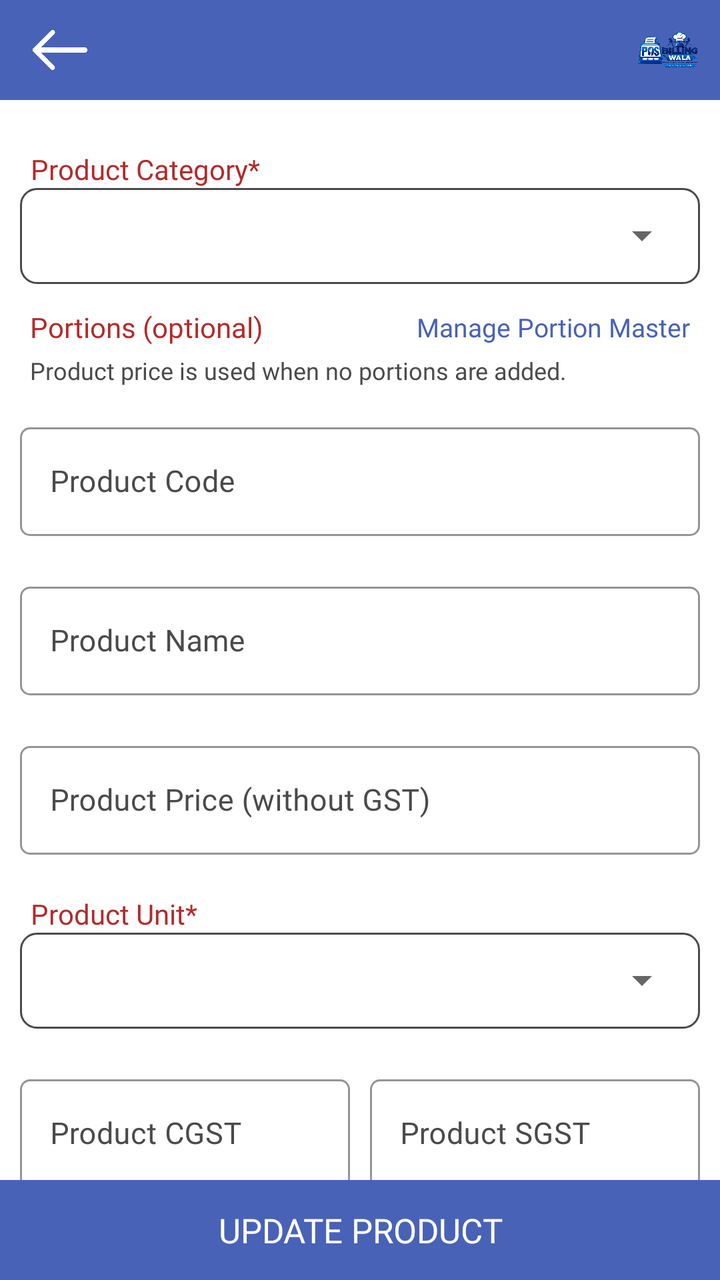
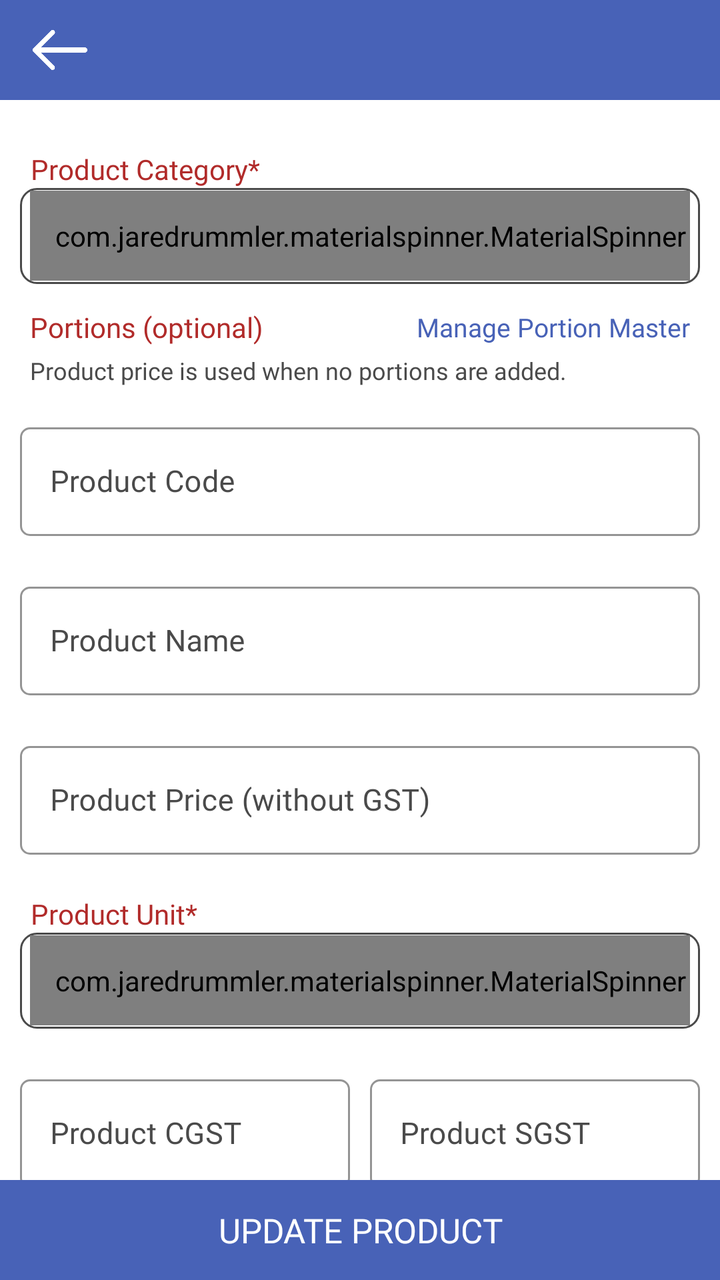

Two renders of the same Android screen: before a commit and after it. Below are the layout's source before the change and the commit's diff.
<!-- AndroidManifest.xml: application theme AppTheme -->
<!-- res/layout/fragment_update_product.xml -->
<?xml version="1.0" encoding="utf-8"?>
<RelativeLayout xmlns:android="http://schemas.android.com/apk/res/android"
    xmlns:app="http://schemas.android.com/apk/res-auto"
    xmlns:tools="http://schemas.android.com/tools"
    android:layout_width="match_parent"
    android:layout_height="match_parent"
    tools:context=".Fragment.AddProduct">

    <com.google.android.material.appbar.AppBarLayout
        android:id="@+id/appBarLayout"
        android:layout_width="match_parent"
        android:layout_height="50dp"
        android:layout_alignParentTop="true">

        <RelativeLayout
            android:layout_width="match_parent"
            android:layout_height="match_parent">

            <ImageView
                android:id="@+id/backToProduct"
                android:layout_width="30dp"
                android:layout_height="30dp"
                android:layout_alignParentStart="true"
                android:layout_centerInParent="true"
                android:layout_gravity="center"
                android:layout_marginStart="15dp"
                android:src="@drawable/back"
                app:tint="@color/white" />

        
            <include layout="@layout/include_app_toolbar_logo" />
</RelativeLayout>

    </com.google.android.material.appbar.AppBarLayout>

    <androidx.core.widget.NestedScrollView
        android:layout_width="match_parent"
        android:layout_height="match_parent"
        android:layout_above="@+id/updateProduct"
        android:layout_below="@id/appBarLayout">

        <LinearLayout
            android:layout_width="match_parent"
            android:layout_height="match_parent"
            android:orientation="vertical"
            android:padding="10dp">

            <TextView
                android:layout_width="wrap_content"
                android:layout_height="wrap_content"
                android:layout_gravity="center|start"
                android:layout_marginStart="5dp"
                android:layout_marginTop="15dp"
                android:fontFamily="@font/poppinsregular"
                android:gravity="center"
                android:text="@string/ui_product_category"
                android:textColor="@color/textcolor" />

            <LinearLayout
                android:layout_width="match_parent"
                android:layout_height="48dp"
                android:background="@drawable/button_rounded_border"
                android:orientation="horizontal">

                <Spinner
                    android:id="@+id/categorySpinner"
                    android:layout_width="match_parent"
                    android:layout_height="45dp"
                    android:layout_gravity="center"
                    android:layout_margin="5dp"
                    android:fontFamily="@font/poppinsregular"
                    android:gravity="center|start"
                    android:paddingLeft="10dp"
                    android:textColor="@color/black"
                    android:textSize="15dp"
                    app:ms_hint="Select Product Category" />

            </LinearLayout>

            <LinearLayout
                android:id="@+id/subcategorySection"
                android:layout_width="match_parent"
                android:layout_height="wrap_content"
                android:orientation="vertical"
                android:visibility="gone">

                <TextView
                    android:layout_width="wrap_content"
                    android:layout_height="wrap_content"
                    android:layout_gravity="center|start"
                    android:layout_marginStart="5dp"
                    android:layout_marginTop="10dp"
                    android:fontFamily="@font/poppinsregular"
                    android:gravity="center"
                    android:text="@string/ui_subcategory_optional"
                    android:textColor="@color/textcolor" />

                <LinearLayout
                    android:layout_width="match_parent"
                    android:layout_height="48dp"
                    android:background="@drawable/button_rounded_border"
                    android:orientation="horizontal">

                    <Spinner
                        android:id="@+id/subcategorySpinner"
                        android:layout_width="match_parent"
                        android:layout_height="45dp"
                        android:layout_gravity="center"
                        android:layout_margin="5dp"
                        android:fontFamily="@font/poppinsregular"
                        android:gravity="center|start"
                        android:paddingLeft="10dp"
                        android:textColor="@color/black"
                        android:textSize="15dp" />

                </LinearLayout>

            </LinearLayout>

            <include
                android:id="@+id/productPortionSectionInclude"
                layout="@layout/include_product_portion_section" />

            <com.google.android.material.textfield.TextInputLayout
                android:id="@+id/productCodeLayout"
                style="@style/Widget.MaterialComponents.TextInputLayout.OutlinedBox"
                android:layout_width="match_parent"
                android:layout_height="wrap_content"
                android:layout_gravity="center"
                android:layout_marginTop="15dp"
                android:layout_marginBottom="5dp"
                android:gravity="center"
                android:textColorHint="@color/light_black"
                app:boxCornerRadiusBottomEnd="5dp"
                app:boxCornerRadiusBottomStart="5dp"
                app:boxCornerRadiusTopEnd="5dp"
                app:boxCornerRadiusTopStart="5dp"
                app:boxStrokeColor="@color/light_black">

                <com.google.android.material.textfield.TextInputEditText
                    android:id="@+id/productCode"
                    android:layout_width="match_parent"
                    android:layout_height="wrap_content"
                    android:digits="abcdefghijklmnopqrstuvwxyzABCDEFGHIJKLMNOPQRSTUVWXYZ0123456789 "
                    android:fontFamily="@font/poppinsregular"
                    android:hint="@string/ui_product_code"
                    android:imeOptions="actionNext"
                    android:inputType="textCapWords"
                    android:paddingStart="15dp"
                    android:paddingEnd="10dp"
                    android:singleLine="true"
                    android:textColor="@color/black"
                    android:textColorHint="@color/light_black"
                    android:textSize="15dp" />

            </com.google.android.material.textfield.TextInputLayout>

            <com.google.android.material.textfield.TextInputLayout
                android:id="@+id/productNameLayout"
                style="@style/Widget.MaterialComponents.TextInputLayout.OutlinedBox"
                android:layout_width="match_parent"
                android:layout_height="wrap_content"
                android:layout_gravity="center"
                android:layout_marginTop="15dp"
                android:layout_marginBottom="5dp"
                android:gravity="center"
                android:textColorHint="@color/light_black"
                app:boxCornerRadiusBottomEnd="5dp"
                app:boxCornerRadiusBottomStart="5dp"
                app:boxCornerRadiusTopEnd="5dp"
                app:boxCornerRadiusTopStart="5dp"
                app:boxStrokeColor="@color/light_black">

                <com.google.android.material.textfield.TextInputEditText
                    android:id="@+id/productName"
                    android:layout_width="match_parent"
                    android:layout_height="wrap_content"
                    android:digits="abcdefghijklmnopqrstuvwxyzABCDEFGHIJKLMNOPQRSTUVWXYZ "
                    android:fontFamily="@font/poppinsregular"
                    android:hint="@string/ui_product_name"
                    android:imeOptions="actionNext"
                    android:inputType="textCapWords"
                    android:paddingStart="15dp"
                    android:paddingEnd="10dp"
                    android:singleLine="true"
                    android:textColor="@color/black"
                    android:textColorHint="@color/light_black"
                    android:textSize="15dp" />

            </com.google.android.material.textfield.TextInputLayout>

            <com.google.android.material.textfield.TextInputLayout
                android:id="@+id/productPriceLayout"
                style="@style/Widget.MaterialComponents.TextInputLayout.OutlinedBox"
                android:layout_width="match_parent"
                android:layout_height="wrap_content"
                android:layout_gravity="center"
                android:layout_marginTop="15dp"
                android:layout_marginBottom="5dp"
                android:gravity="center"
                android:textColorHint="@color/light_black"
                app:boxCornerRadiusBottomEnd="5dp"
                app:boxCornerRadiusBottomStart="5dp"
                app:boxCornerRadiusTopEnd="5dp"
                app:boxCornerRadiusTopStart="5dp"
                app:boxStrokeColor="@color/light_black">

                <com.google.android.material.textfield.TextInputEditText
                    android:id="@+id/productPrice"
                    android:layout_width="match_parent"
                    android:layout_height="wrap_content"
                    android:digits="0123456789."
                    android:drawableTint="@color/light_black"
                    android:fontFamily="@font/poppinsregular"
                    android:hint="@string/ui_product_price_without_gst"
                    android:imeOptions="actionDone"
                    android:inputType="numberDecimal"
                    android:paddingStart="15dp"
                    android:paddingEnd="10dp"
                    android:singleLine="true"
                    android:textColor="@color/black"
                    android:textColorHint="@color/light_black"
                    android:textSize="15dp" />

            </com.google.android.material.textfield.TextInputLayout>

            <TextView
                android:layout_width="wrap_content"
                android:layout_height="wrap_content"
                android:layout_gravity="center|start"
                android:layout_marginStart="5dp"
                android:layout_marginTop="15dp"
                android:fontFamily="@font/poppinsregular"
                android:gravity="center"
                android:text="@string/ui_product_unit"
                android:textColor="@color/textcolor" />

            <LinearLayout
                android:layout_width="match_parent"
                android:layout_height="48dp"
                android:background="@drawable/button_rounded_border"
                android:orientation="horizontal">

                <Spinner
                    android:id="@+id/unitSpinner"
                    android:layout_width="match_parent"
                    android:layout_height="45dp"
                    android:layout_gravity="center"
                    android:layout_margin="5dp"
                    android:fontFamily="@font/poppinsregular"
                    android:gravity="center|start"
                    android:paddingLeft="10dp"
                    android:textColor="@color/black"
                    android:textSize="15dp"
                    app:ms_hint="Select Product Unit" />

            </LinearLayout>

            <LinearLayout
                android:layout_width="match_parent"
                android:layout_height="wrap_content"
                android:orientation="horizontal">

                <com.google.android.material.textfield.TextInputLayout
                    android:id="@+id/productCGSTLayout"
                    style="@style/Widget.MaterialComponents.TextInputLayout.OutlinedBox"
                    android:layout_width="match_parent"
                    android:layout_height="wrap_content"
                    android:layout_gravity="center"
                    android:layout_marginTop="15dp"
                    android:layout_marginEnd="5dp"
                    android:layout_marginBottom="5dp"
                    android:layout_weight="1"
                    android:gravity="center"
                    android:textColorHint="@color/light_black"
                    app:boxCornerRadiusBottomEnd="5dp"
                    app:boxCornerRadiusBottomStart="5dp"
                    app:boxCornerRadiusTopEnd="5dp"
                    app:boxCornerRadiusTopStart="5dp"
                    app:boxStrokeColor="@color/light_black">

                    <com.google.android.material.textfield.TextInputEditText
                        android:id="@+id/productCGST"
                        android:layout_width="match_parent"
                        android:layout_height="wrap_content"
                        android:drawableTint="@color/light_black"
                        android:fontFamily="@font/poppinsregular"
                        android:hint="@string/ui_product_cgst"
                        android:imeOptions="actionDone"
                        android:inputType="numberDecimal"
                        android:paddingStart="15dp"
                        android:paddingEnd="10dp"
                        android:singleLine="true"
                        android:textColor="@color/black"
                        android:textColorHint="@color/light_black"
                        android:textSize="15dp" />

                </com.google.android.material.textfield.TextInputLayout>

                <com.google.android.material.textfield.TextInputLayout
                    android:id="@+id/productSGSTLayout"
                    style="@style/Widget.MaterialComponents.TextInputLayout.OutlinedBox"
                    android:layout_width="match_parent"
                    android:layout_height="wrap_content"
                    android:layout_gravity="center"
                    android:layout_marginStart="5dp"
                    android:layout_marginTop="15dp"
                    android:layout_marginBottom="5dp"
                    android:layout_weight="1"
                    android:gravity="center"
                    android:textColorHint="@color/light_black"
                    app:boxCornerRadiusBottomEnd="5dp"
                    app:boxCornerRadiusBottomStart="5dp"
                    app:boxCornerRadiusTopEnd="5dp"
                    app:boxCornerRadiusTopStart="5dp"
                    app:boxStrokeColor="@color/light_black">

                    <com.google.android.material.textfield.TextInputEditText
                        android:id="@+id/productSGST"
                        android:layout_width="match_parent"
                        android:layout_height="wrap_content"
                        android:drawableTint="@color/light_black"
                        android:fontFamily="@font/poppinsregular"
                        android:hint="@string/ui_product_sgst"
                        android:imeOptions="actionDone"
                        android:inputType="numberDecimal"
                        android:paddingStart="15dp"
                        android:paddingEnd="10dp"
                        android:singleLine="true"
                        android:textColor="@color/black"
                        android:textColorHint="@color/light_black"
                        android:textSize="15dp" />

                </com.google.android.material.textfield.TextInputLayout>

            </LinearLayout>

        </LinearLayout>

    </androidx.core.widget.NestedScrollView>

    <TextView
        android:id="@+id/updateProduct"
        android:layout_width="match_parent"
        android:layout_height="50dp"
        android:layout_alignParentBottom="true"
        android:layout_gravity="center"
        android:background="@color/colorPrimary"
        android:fontFamily="@font/poppinsmedium"
        android:gravity="center"
        android:text="@string/ui_update_product"
        android:textAllCaps="true"
        android:textColor="@color/white"
        android:textSize="17dp" />

</RelativeLayout>
<!-- res/layout/include_app_toolbar_logo.xml (included above) -->
<?xml version="1.0" encoding="utf-8"?>
<ImageView xmlns:android="http://schemas.android.com/apk/res/android"
    android:id="@+id/appBrandLogo"
    android:layout_width="32dp"
    android:layout_height="32dp"
    android:layout_alignParentEnd="true"
    android:layout_centerVertical="true"
    android:layout_marginEnd="10dp"
    android:contentDescription="@string/app_name"
    android:scaleType="fitCenter"
    android:src="@drawable/app_logo" />
<!-- res/layout/include_product_portion_section.xml (included above) -->
<?xml version="1.0" encoding="utf-8"?>
<LinearLayout xmlns:android="http://schemas.android.com/apk/res/android"
    xmlns:app="http://schemas.android.com/apk/res-auto"
    android:id="@+id/productPortionSection"
    android:layout_width="match_parent"
    android:layout_height="wrap_content"
    android:orientation="vertical">

    <RelativeLayout
        android:layout_width="match_parent"
        android:layout_height="wrap_content"
        android:layout_marginStart="5dp"
        android:layout_marginTop="12dp"
        android:layout_marginEnd="5dp">

        <TextView
            android:layout_width="wrap_content"
            android:layout_height="wrap_content"
            android:layout_alignParentStart="true"
            android:layout_centerVertical="true"
            android:fontFamily="@font/poppinsregular"
            android:text="@string/product_portions_optional"
            android:textColor="@color/textcolor" />

        <TextView
            android:id="@+id/managePortionMasterLink"
            android:layout_width="wrap_content"
            android:layout_height="wrap_content"
            android:layout_alignParentEnd="true"
            android:layout_centerVertical="true"
            android:fontFamily="@font/poppinsmedium"
            android:text="@string/manage_portion_master"
            android:textColor="@color/colorPrimary"
            android:textSize="13dp" />

    </RelativeLayout>

    <TextView
        android:id="@+id/portionSectionHint"
        android:layout_width="match_parent"
        android:layout_height="wrap_content"
        android:layout_marginStart="5dp"
        android:layout_marginTop="4dp"
        android:layout_marginEnd="5dp"
        android:fontFamily="@font/poppinsregular"
        android:text="@string/product_price_required_no_portion"
        android:textColor="@color/light_black"
        android:textSize="12dp" />

    <LinearLayout
        android:id="@+id/portionMasterPickerSection"
        android:layout_width="match_parent"
        android:layout_height="wrap_content"
        android:layout_marginTop="8dp"
        android:orientation="vertical"
        android:visibility="gone">

        <TextView
            android:layout_width="wrap_content"
            android:layout_height="wrap_content"
            android:layout_marginStart="5dp"
            android:fontFamily="@font/poppinsregular"
            android:text="@string/select_portion_master"
            android:textColor="@color/textcolor" />

        <LinearLayout
            android:layout_width="match_parent"
            android:layout_height="48dp"
            android:layout_marginTop="5dp"
            android:background="@drawable/button_rounded_border"
            android:orientation="horizontal">

            <com.jaredrummler.materialspinner.MaterialSpinner
                android:id="@+id/portionMasterSpinner"
                android:layout_width="match_parent"
                android:layout_height="45dp"
                android:layout_gravity="center"
                android:layout_margin="5dp"
                android:fontFamily="@font/poppinsregular"
                android:gravity="center|start"
                android:paddingStart="10dp"
                android:textColor="@color/black"
                android:textSize="15dp"
                app:ms_hint="@string/select_portion_master" />

        </LinearLayout>

        <com.google.android.material.textfield.TextInputLayout
            style="@style/Widget.MaterialComponents.TextInputLayout.OutlinedBox"
            android:layout_width="match_parent"
            android:layout_height="wrap_content"
            android:layout_marginTop="8dp"
            app:boxStrokeColor="@color/light_black">

            <com.google.android.material.textfield.TextInputEditText
                android:id="@+id/inlinePortionPrice"
                android:layout_width="match_parent"
                android:layout_height="wrap_content"
                android:fontFamily="@font/poppinsregular"
                android:hint="@string/product_portion_price_hint"
                android:inputType="numberDecimal"
                android:singleLine="true"
                android:textColor="@color/black"
                android:textSize="15dp" />

        </com.google.android.material.textfield.TextInputLayout>

        <TextView
            android:id="@+id/addInlinePortion"
            android:layout_width="match_parent"
            android:layout_height="40dp"
            android:layout_marginTop="10dp"
            android:background="@color/textcolor"
            android:fontFamily="@font/poppinsmedium"
            android:gravity="center"
            android:text="@string/add_portion_to_product"
            android:textAllCaps="true"
            android:textColor="@color/white"
            android:textSize="14dp" />

    </LinearLayout>

    <TextView
        android:id="@+id/noPortionMasterHint"
        android:layout_width="match_parent"
        android:layout_height="wrap_content"
        android:layout_marginStart="5dp"
        android:layout_marginTop="8dp"
        android:layout_marginEnd="5dp"
        android:fontFamily="@font/poppinsregular"
        android:text="@string/no_portion_master_for_product"
        android:textColor="@color/light_black"
        android:textSize="12dp"
        android:visibility="gone" />

    <androidx.cardview.widget.CardView
        android:id="@+id/inlinePortionListCard"
        android:layout_width="match_parent"
        android:layout_height="wrap_content"
        android:layout_marginTop="10dp"
        android:visibility="gone"
        app:cardCornerRadius="5dp"
        app:cardElevation="4dp">

        <LinearLayout
            android:layout_width="match_parent"
            android:layout_height="wrap_content"
            android:orientation="vertical"
            android:padding="8dp">

            <TextView
                android:layout_width="wrap_content"
                android:layout_height="wrap_content"
                android:layout_gravity="center"
                android:fontFamily="@font/poppinsbold"
                android:text="@string/product_portion_list_title"
                android:textColor="@color/textcolor" />

            <androidx.recyclerview.widget.RecyclerView
                android:id="@+id/inlinePortionRecyclerview"
                android:layout_width="match_parent"
                android:layout_height="wrap_content"
                android:nestedScrollingEnabled="false" />

        </LinearLayout>

    </androidx.cardview.widget.CardView>

</LinearLayout>
<!-- resources referenced by this layout -->
<resources>
  <color name="black">#000</color>
  <color name="colorPrimary">#4862b7</color>
  <color name="light_black">#4a4a4a</color>
  <color name="textcolor">#b12b2a</color>
  <color name="white">#fff</color>
  <!-- drawable app_logo: png bitmap (drawable, 586552 bytes) -->
  <!-- drawable back: png bitmap (drawable, 3507 bytes) -->
  <!-- drawable button_rounded_border (drawable) -->
  <?xml version="1.0" encoding="utf-8"?>
  <shape xmlns:android="http://schemas.android.com/apk/res/android">
      <stroke
          android:width="1dp"
          android:color="@color/light_black" />
  
      <corners android:radius="8dp" />
  
  </shape>
  <string name="add_portion_to_product">Add Portion to Product</string>
  <string name="app_name">Billingwala</string>
  <string name="manage_portion_master">Manage Portion Master</string>
  <string name="no_portion_master_for_product">No portion masters yet. Tap Manage Portion Master to add Half, Full, etc.</string>
  <string name="product_portion_list_title">Product Portions</string>
  <string name="product_portion_price_hint">Selling price for this product + portion</string>
  <string name="product_portions_optional">Portions (optional)</string>
  <string name="product_price_required_no_portion">Product price is used when no portions are added.</string>
  <string name="select_portion_master">Select Portion</string>
  <string name="ui_product_category">Product Category*</string>
  <string name="ui_product_cgst">Product CGST</string>
  <string name="ui_product_code">Product Code</string>
  <string name="ui_product_name">Product Name</string>
  <string name="ui_product_price_without_gst">Product Price (without GST)</string>
  <string name="ui_product_sgst">Product SGST</string>
  <string name="ui_product_unit">Product Unit*</string>
  <string name="ui_subcategory_optional">Subcategory (optional)</string>
  <string name="ui_update_product">Update Product</string>
  <style name="AppTheme" parent="Theme.MaterialComponents.Light.NoActionBar">
          
          <item name="colorPrimary">@color/colorPrimary</item>
          <item name="colorPrimaryDark">@color/colorPrimary</item>
          <item name="colorAccent">@color/colorAccent</item>
          <item name="android:windowIsTranslucent">true</item>
          <item name="windowNoTitle">true</item>
          <item name="windowActionBar">false</item>
  
      </style>
  <color name="colorAccent">#000</color>
</resources>

<!-- the commit's change to res/layout/fragment_update_product.xml (unified diff, before → after) -->
@@ -26,9 +26,6 @@
                 android:layout_marginStart="15dp"
                 android:src="@drawable/back"
                 app:tint="@color/white" />
-
-        
-            <include layout="@layout/include_app_toolbar_logo" />
 </RelativeLayout>
 
     </com.google.android.material.appbar.AppBarLayout>
@@ -62,7 +59,7 @@
                 android:background="@drawable/button_rounded_border"
                 android:orientation="horizontal">
 
-                <Spinner
+                <com.jaredrummler.materialspinner.MaterialSpinner
                     android:id="@+id/categorySpinner"
                     android:layout_width="match_parent"
                     android:layout_height="45dp"
@@ -70,7 +67,7 @@
                     android:layout_margin="5dp"
                     android:fontFamily="@font/poppinsregular"
                     android:gravity="center|start"
-                    android:paddingLeft="10dp"
+                    android:paddingStart="10dp"
                     android:textColor="@color/black"
                     android:textSize="15dp"
                     app:ms_hint="Select Product Category" />
@@ -101,7 +98,7 @@
                     android:background="@drawable/button_rounded_border"
                     android:orientation="horizontal">
 
-                    <Spinner
+                    <com.jaredrummler.materialspinner.MaterialSpinner
                         android:id="@+id/subcategorySpinner"
                         android:layout_width="match_parent"
                         android:layout_height="45dp"
@@ -109,9 +106,10 @@
                         android:layout_margin="5dp"
                         android:fontFamily="@font/poppinsregular"
                         android:gravity="center|start"
-                        android:paddingLeft="10dp"
+                        android:paddingStart="10dp"
                         android:textColor="@color/black"
-                        android:textSize="15dp" />
+                        android:textSize="15dp"
+                        app:ms_hint="Select Subcategory" />
 
                 </LinearLayout>
 
@@ -189,40 +187,48 @@
 
             </com.google.android.material.textfield.TextInputLayout>
 
-            <com.google.android.material.textfield.TextInputLayout
-                android:id="@+id/productPriceLayout"
-                style="@style/Widget.MaterialComponents.TextInputLayout.OutlinedBox"
-                android:layout_width="match_parent"
-                android:layout_height="wrap_content"
-                android:layout_gravity="center"
-                android:layout_marginTop="15dp"
-                android:layout_marginBottom="5dp"
-                android:gravity="center"
-                android:textColorHint="@color/light_black"
-                app:boxCornerRadiusBottomEnd="5dp"
-                app:boxCornerRadiusBottomStart="5dp"
-                app:boxCornerRadiusTopEnd="5dp"
-                app:boxCornerRadiusTopStart="5dp"
-                app:boxStrokeColor="@color/light_black">
-
-                <com.google.android.material.textfield.TextInputEditText
-                    android:id="@+id/productPrice"
+            <LinearLayout
+                android:id="@+id/productPriceSection"
+                android:layout_width="match_parent"
+                android:layout_height="wrap_content"
+                android:orientation="vertical">
+
+                <com.google.android.material.textfield.TextInputLayout
+                    android:id="@+id/productPriceLayout"
+                    style="@style/Widget.MaterialComponents.TextInputLayout.OutlinedBox"
                     android:layout_width="match_parent"
                     android:layout_height="wrap_content"
-                    android:digits="0123456789."
-                    android:drawableTint="@color/light_black"
-                    android:fontFamily="@font/poppinsregular"
-                    android:hint="@string/ui_product_price_without_gst"
-                    android:imeOptions="actionDone"
-                    android:inputType="numberDecimal"
-                    android:paddingStart="15dp"
-                    android:paddingEnd="10dp"
-                    android:singleLine="true"
-                    android:textColor="@color/black"
+                    android:layout_gravity="center"
+                    android:layout_marginTop="15dp"
+                    android:layout_marginBottom="5dp"
+                    android:gravity="center"
                     android:textColorHint="@color/light_black"
-                    android:textSize="15dp" />
-
-            </com.google.android.material.textfield.TextInputLayout>
+                    app:boxCornerRadiusBottomEnd="5dp"
+                    app:boxCornerRadiusBottomStart="5dp"
+                    app:boxCornerRadiusTopEnd="5dp"
+                    app:boxCornerRadiusTopStart="5dp"
+                    app:boxStrokeColor="@color/light_black">
+
+                    <com.google.android.material.textfield.TextInputEditText
+                        android:id="@+id/productPrice"
+                        android:layout_width="match_parent"
+                        android:layout_height="wrap_content"
+                        android:digits="0123456789."
+                        android:drawableTint="@color/light_black"
+                        android:fontFamily="@font/poppinsregular"
+                        android:hint="@string/ui_product_price_without_gst"
+                        android:imeOptions="actionDone"
+                        android:inputType="numberDecimal"
+                        android:paddingStart="15dp"
+                        android:paddingEnd="10dp"
+                        android:singleLine="true"
+                        android:textColor="@color/black"
+                        android:textColorHint="@color/light_black"
+                        android:textSize="15dp" />
+
+                </com.google.android.material.textfield.TextInputLayout>
+
+            </LinearLayout>
 
             <TextView
                 android:layout_width="wrap_content"
@@ -241,7 +247,7 @@
                 android:background="@drawable/button_rounded_border"
                 android:orientation="horizontal">
 
-                <Spinner
+                <com.jaredrummler.materialspinner.MaterialSpinner
                     android:id="@+id/unitSpinner"
                     android:layout_width="match_parent"
                     android:layout_height="45dp"
@@ -249,7 +255,7 @@
                     android:layout_margin="5dp"
                     android:fontFamily="@font/poppinsregular"
                     android:gravity="center|start"
-                    android:paddingLeft="10dp"
+                    android:paddingStart="10dp"
                     android:textColor="@color/black"
                     android:textSize="15dp"
                     app:ms_hint="Select Product Unit" />
@@ -257,6 +263,7 @@
             </LinearLayout>
 
             <LinearLayout
+                android:id="@+id/productGstSection"
                 android:layout_width="match_parent"
                 android:layout_height="wrap_content"
                 android:orientation="horizontal">
@@ -354,18 +361,6 @@
         android:textSize="17dp" />
 
 </RelativeLayout>
-<!-- res/layout/include_app_toolbar_logo.xml (included above) -->
-<?xml version="1.0" encoding="utf-8"?>
-<ImageView xmlns:android="http://schemas.android.com/apk/res/android"
-    android:id="@+id/appBrandLogo"
-    android:layout_width="32dp"
-    android:layout_height="32dp"
-    android:layout_alignParentEnd="true"
-    android:layout_centerVertical="true"
-    android:layout_marginEnd="10dp"
-    android:contentDescription="@string/app_name"
-    android:scaleType="fitCenter"
-    android:src="@drawable/app_logo" />
 <!-- res/layout/include_product_portion_section.xml (included above) -->
 <?xml version="1.0" encoding="utf-8"?>
 <LinearLayout xmlns:android="http://schemas.android.com/apk/res/android"
<!-- resource entries referenced after the edit -->
@@ -5,7 +5,6 @@
   <color name="light_black">#4a4a4a</color>
   <color name="textcolor">#b12b2a</color>
   <color name="white">#fff</color>
-  <!-- drawable app_logo: png bitmap (drawable, 586552 bytes) -->
   <!-- drawable back: png bitmap (drawable, 3507 bytes) -->
   <!-- drawable button_rounded_border (drawable) -->
   <?xml version="1.0" encoding="utf-8"?>
@@ -18,7 +17,6 @@
   
   </shape>
   <string name="add_portion_to_product">Add Portion to Product</string>
-  <string name="app_name">Billingwala</string>
   <string name="manage_portion_master">Manage Portion Master</string>
   <string name="no_portion_master_for_product">No portion masters yet. Tap Manage Portion Master to add Half, Full, etc.</string>
   <string name="product_portion_list_title">Product Portions</string>
